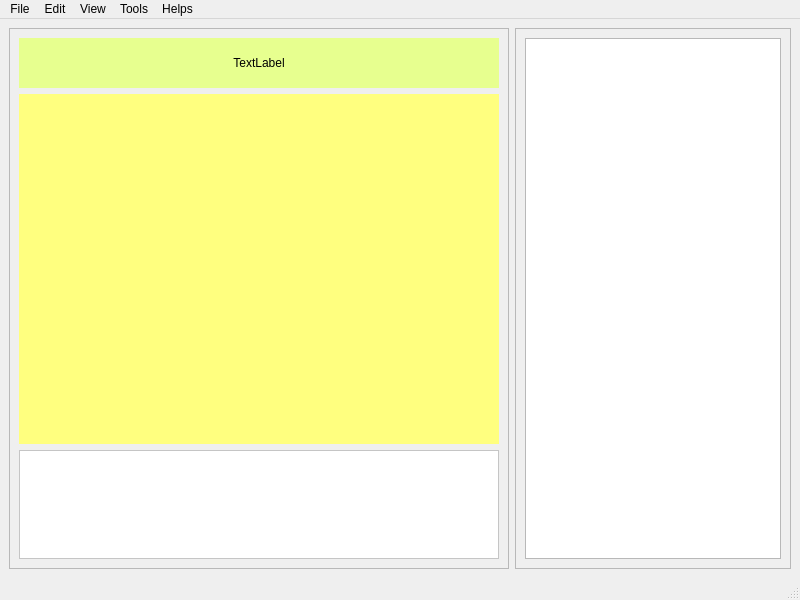
First picture: the form in MainLoop.ui, repository patradanai/Facenet-PTL, before the edit.
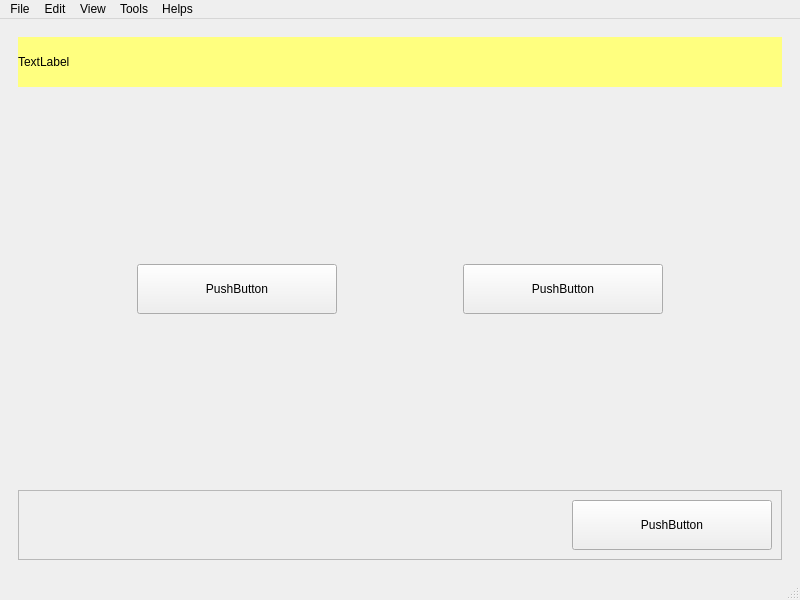
Second picture: the form after the edit.

```diff
--- a/MainLoop.ui
+++ b/MainLoop.ui
@@ -14,7 +14,26 @@
    <string>MainWindow</string>
   </property>
   <widget class="QWidget" name="centralwidget">
-   <layout class="QVBoxLayout" name="verticalLayout">
+   <layout class="QHBoxLayout" name="horizontalLayout">
+    <item>
+     <widget class="QStackedWidget" name="stackedWidget">
+      <property name="sizePolicy">
+       <sizepolicy hsizetype="Preferred" vsizetype="Minimum">
+        <horstretch>0</horstretch>
+        <verstretch>0</verstretch>
+       </sizepolicy>
+      </property>
+      <property name="minimumSize">
+       <size>
+        <width>0</width>
+        <height>50</height>
+       </size>
+      </property>
+      <property name="currentIndex">
+       <number>2</number>
+      </property>
+      <widget class="QWidget" name="page">
+       <layout class="QHBoxLayout" name="horizontalLayout_2">
     <item>
      <layout class="QHBoxLayout" name="horizontalLayout_3">
       <item>
@@ -108,6 +127,281 @@
        </widget>
       </item>
      </layout>
+        </item>
+       </layout>
+      </widget>
+      <widget class="QWidget" name="page_2">
+       <layout class="QVBoxLayout" name="verticalLayout">
+        <item>
+         <widget class="QLabel" name="label_2">
+          <property name="styleSheet">
+           <string notr="true">background-color: rgb(255, 255, 127);</string>
+          </property>
+          <property name="text">
+           <string>TextLabel</string>
+          </property>
+         </widget>
+        </item>
+        <item>
+         <widget class="QFrame" name="frame_4">
+          <property name="frameShape">
+           <enum>QFrame::StyledPanel</enum>
+          </property>
+          <property name="frameShadow">
+           <enum>QFrame::Raised</enum>
+          </property>
+          <layout class="QHBoxLayout" name="horizontalLayout_4">
+           <item>
+            <widget class="QWidget" name="widget_2" native="true">
+             <property name="sizePolicy">
+              <sizepolicy hsizetype="Fixed" vsizetype="Fixed">
+               <horstretch>0</horstretch>
+               <verstretch>0</verstretch>
+              </sizepolicy>
+             </property>
+             <property name="minimumSize">
+              <size>
+               <width>460</width>
+               <height>350</height>
+              </size>
+             </property>
+            </widget>
+           </item>
+           <item>
+            <widget class="QListWidget" name="listWidget_2">
+             <property name="sizePolicy">
+              <sizepolicy hsizetype="Preferred" vsizetype="Preferred">
+               <horstretch>0</horstretch>
+               <verstretch>0</verstretch>
+              </sizepolicy>
+             </property>
+            </widget>
+           </item>
+          </layout>
+         </widget>
+        </item>
+        <item>
+         <widget class="QFrame" name="frame_5">
+          <property name="sizePolicy">
+           <sizepolicy hsizetype="Preferred" vsizetype="Preferred">
+            <horstretch>0</horstretch>
+            <verstretch>0</verstretch>
+           </sizepolicy>
+          </property>
+          <property name="minimumSize">
+           <size>
+            <width>0</width>
+            <height>100</height>
+           </size>
+          </property>
+          <property name="frameShape">
+           <enum>QFrame::StyledPanel</enum>
+          </property>
+          <property name="frameShadow">
+           <enum>QFrame::Raised</enum>
+          </property>
+         </widget>
+        </item>
+       </layout>
+      </widget>
+      <widget class="QWidget" name="page_3">
+       <layout class="QVBoxLayout" name="verticalLayout_2">
+        <item>
+         <layout class="QHBoxLayout" name="horizontalLayout_8">
+          <item>
+           <widget class="QLabel" name="label_3">
+            <property name="sizePolicy">
+             <sizepolicy hsizetype="Preferred" vsizetype="Minimum">
+              <horstretch>0</horstretch>
+              <verstretch>0</verstretch>
+             </sizepolicy>
+            </property>
+            <property name="minimumSize">
+             <size>
+              <width>0</width>
+              <height>50</height>
+             </size>
+            </property>
+            <property name="styleSheet">
+             <string notr="true">background-color: rgb(255, 255, 127);</string>
+            </property>
+            <property name="text">
+             <string>TextLabel</string>
+            </property>
+           </widget>
+          </item>
+         </layout>
+        </item>
+        <item>
+         <spacer name="verticalSpacer_2">
+          <property name="orientation">
+           <enum>Qt::Vertical</enum>
+          </property>
+          <property name="sizeHint" stdset="0">
+           <size>
+            <width>20</width>
+            <height>40</height>
+           </size>
+          </property>
+         </spacer>
+        </item>
+        <item>
+         <layout class="QHBoxLayout" name="horizontalLayout_5">
+          <item>
+           <spacer name="horizontalSpacer_3">
+            <property name="orientation">
+             <enum>Qt::Horizontal</enum>
+            </property>
+            <property name="sizeHint" stdset="0">
+             <size>
+              <width>40</width>
+              <height>20</height>
+             </size>
+            </property>
+           </spacer>
+          </item>
+          <item>
+           <widget class="QPushButton" name="pushButton">
+            <property name="sizePolicy">
+             <sizepolicy hsizetype="Minimum" vsizetype="Minimum">
+              <horstretch>0</horstretch>
+              <verstretch>0</verstretch>
+             </sizepolicy>
+            </property>
+            <property name="minimumSize">
+             <size>
+              <width>200</width>
+              <height>50</height>
+             </size>
+            </property>
+            <property name="text">
+             <string>PushButton</string>
+            </property>
+           </widget>
+          </item>
+          <item>
+           <spacer name="horizontalSpacer">
+            <property name="orientation">
+             <enum>Qt::Horizontal</enum>
+            </property>
+            <property name="sizeHint" stdset="0">
+             <size>
+              <width>40</width>
+              <height>20</height>
+             </size>
+            </property>
+           </spacer>
+          </item>
+          <item>
+           <widget class="QPushButton" name="pushButton_2">
+            <property name="sizePolicy">
+             <sizepolicy hsizetype="Minimum" vsizetype="Minimum">
+              <horstretch>0</horstretch>
+              <verstretch>0</verstretch>
+             </sizepolicy>
+            </property>
+            <property name="minimumSize">
+             <size>
+              <width>200</width>
+              <height>50</height>
+             </size>
+            </property>
+            <property name="text">
+             <string>PushButton</string>
+            </property>
+           </widget>
+          </item>
+          <item>
+           <spacer name="horizontalSpacer_2">
+            <property name="orientation">
+             <enum>Qt::Horizontal</enum>
+            </property>
+            <property name="sizeHint" stdset="0">
+             <size>
+              <width>40</width>
+              <height>20</height>
+             </size>
+            </property>
+           </spacer>
+          </item>
+         </layout>
+        </item>
+        <item>
+         <spacer name="verticalSpacer">
+          <property name="orientation">
+           <enum>Qt::Vertical</enum>
+          </property>
+          <property name="sizeHint" stdset="0">
+           <size>
+            <width>20</width>
+            <height>40</height>
+           </size>
+          </property>
+         </spacer>
+        </item>
+        <item>
+         <widget class="QFrame" name="frame_6">
+          <property name="sizePolicy">
+           <sizepolicy hsizetype="Preferred" vsizetype="Minimum">
+            <horstretch>0</horstretch>
+            <verstretch>0</verstretch>
+           </sizepolicy>
+          </property>
+          <property name="minimumSize">
+           <size>
+            <width>0</width>
+            <height>50</height>
+           </size>
+          </property>
+          <property name="frameShape">
+           <enum>QFrame::StyledPanel</enum>
+          </property>
+          <property name="frameShadow">
+           <enum>QFrame::Raised</enum>
+          </property>
+          <layout class="QHBoxLayout" name="horizontalLayout_7">
+           <item>
+            <layout class="QHBoxLayout" name="horizontalLayout_6">
+             <item>
+              <spacer name="horizontalSpacer_4">
+               <property name="orientation">
+                <enum>Qt::Horizontal</enum>
+               </property>
+               <property name="sizeHint" stdset="0">
+                <size>
+                 <width>40</width>
+                 <height>20</height>
+                </size>
+               </property>
+              </spacer>
+             </item>
+             <item>
+              <widget class="QPushButton" name="pushButton_3">
+               <property name="sizePolicy">
+                <sizepolicy hsizetype="Minimum" vsizetype="Minimum">
+                 <horstretch>0</horstretch>
+                 <verstretch>0</verstretch>
+                </sizepolicy>
+               </property>
+               <property name="minimumSize">
+                <size>
+                 <width>200</width>
+                 <height>50</height>
+                </size>
+               </property>
+               <property name="text">
+                <string>PushButton</string>
+               </property>
+              </widget>
+             </item>
+            </layout>
+           </item>
+          </layout>
+         </widget>
+        </item>
+       </layout>
+      </widget>
+     </widget>
     </item>
    </layout>
   </widget>
```
Lines whose indentation alone changed are shown as unchanged.
